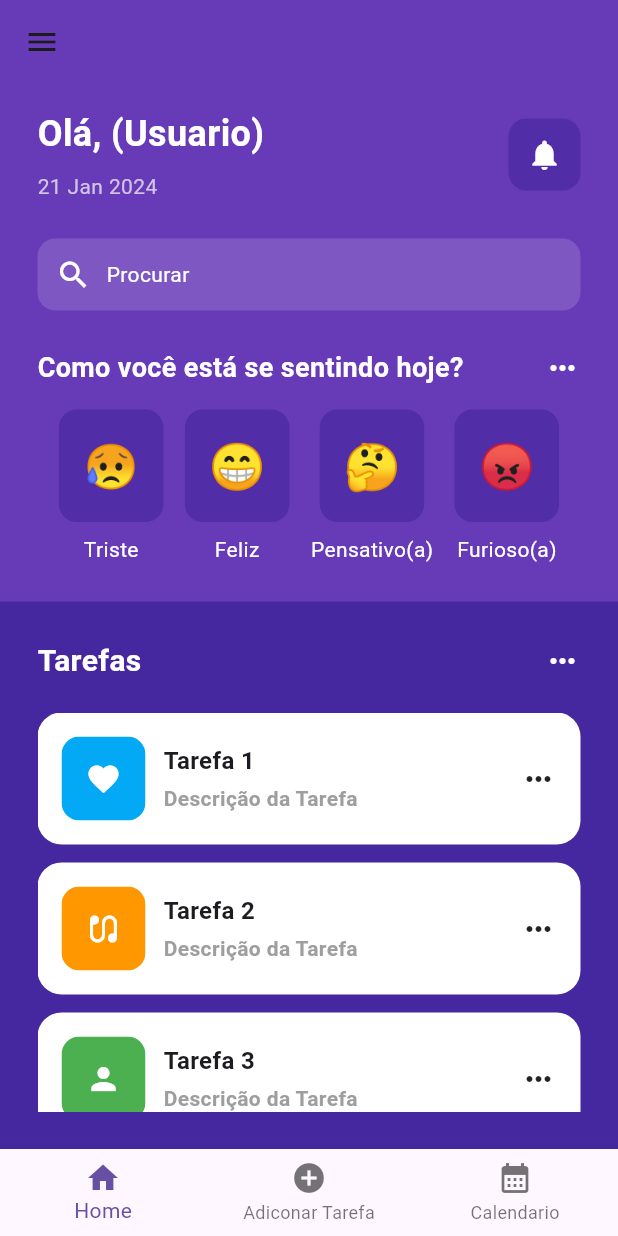
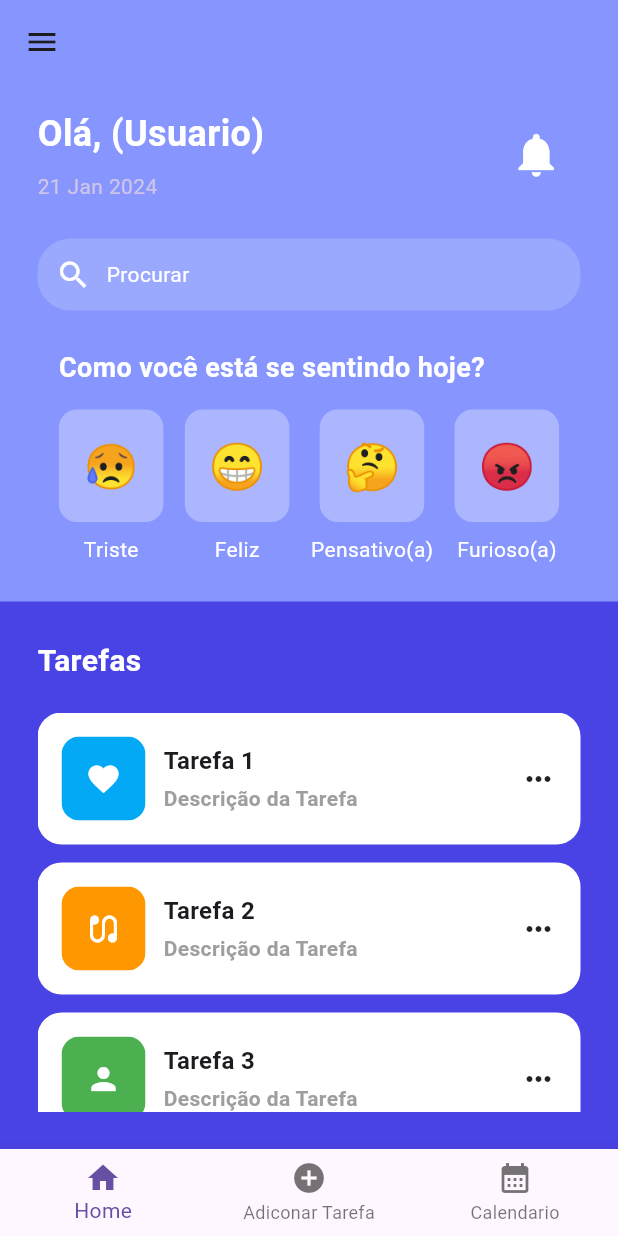
Before and after one commit to xXBDKXx/MindFullDay, a Flutter app: the screen it shows after launch, after a tap on "Entrar", on a phone screen of 412 x 824 dp. Run offline on Flutter 3.47's test engine with Material 3 defaults, Android fonts, the phone set to English and light mode, and no system bars.

Commit message:
Update UI colors and remove unnecessary icons

```diff
--- a/lib/homev2.dart
+++ b/lib/homev2.dart
@@ -17,10 +17,11 @@ class _HomeState extends State<Home> {
   @override
   Widget build(BuildContext context) {
     return Scaffold(
-      backgroundColor: Colors.deepPurple,
+      backgroundColor: Color.fromRGBO(134, 150, 254, 1),
+
       drawer: NavBar(),
       appBar: AppBar(
-        backgroundColor: Colors.deepPurple,
+      backgroundColor: Color.fromRGBO(134, 150, 254, 1),
       ),
       bottomNavigationBar: BottomNavigationBar(
         items: [
@@ -71,11 +72,12 @@ class _HomeState extends State<Home> {
                       //Notificação
                       Container(
                         decoration: BoxDecoration(
-                            color: Colors.deepPurple[700],
+                            color: Color.fromARGB(0, 255, 255, 255),
                             borderRadius: BorderRadius.circular(12)),
                         padding: EdgeInsets.all(12),
                         child: Icon(
                           Icons.notifications,
+                          size: 35,
                           color: Colors.white,
                         ),
                       ),
@@ -87,8 +89,8 @@ class _HomeState extends State<Home> {
                   //Barra de Busca
                   Container(
                     decoration: BoxDecoration(
-                        color: Colors.deepPurple[400],
-                        borderRadius: BorderRadius.circular(12)),
+                        color: Color.fromARGB(43, 255, 255, 255),
+                        borderRadius: BorderRadius.circular(22)),
                     padding: EdgeInsets.all(12),
                     child: Row(
                       children: [
@@ -114,16 +116,12 @@ class _HomeState extends State<Home> {
                   Row(
                     mainAxisAlignment: MainAxisAlignment.spaceBetween,
                     children: [
-                      Text('Como você está se sentindo hoje?',
+                      Text('   Como você está se sentindo hoje?',
                           style: TextStyle(
                             color: Colors.white,
                             fontSize: 18,
                             fontWeight: FontWeight.bold,
                           )),
-                      Icon(
-                        Icons.more_horiz,
-                        color: Colors.white,
-                      ),
                     ],
                   ),
                   SizedBox(
@@ -205,7 +203,7 @@ class _HomeState extends State<Home> {
             Expanded(
               child: Container(
               padding: EdgeInsets.all(25),
-              color: Colors.deepPurple[800],
+              color: Color.fromRGBO(73, 66, 228, 1),
               child: Center(
                 child: Column(
                   children: [
@@ -219,10 +217,6 @@ class _HomeState extends State<Home> {
                               fontWeight: FontWeight.bold,
                               fontSize: 20,
                               color: Colors.white),
-                        ),
-                        Icon(
-                          Icons.more_horiz,
-                          color: Colors.white,
                         ),
                       ],
                     ),
--- a/lib/login_page.dart
+++ b/lib/login_page.dart
@@ -15,14 +15,15 @@ class LoginPage extends StatelessWidget {
   @override
   Widget build(BuildContext context) {
     return Scaffold(
-      backgroundColor: Colors.deepPurple,
+      backgroundColor: Color.fromRGBO(134, 150, 254, 1),
       body: SafeArea(
         child: Center(
           child: Container(
             decoration: BoxDecoration(
               image: DecorationImage(
                 image: AssetImage('assets/page-1/images/bg-login.png'),
-                fit: BoxFit.cover,
+                opacity: 0.5,
+                fit: BoxFit.fill,
               ),
             ),
             child: Column(
@@ -67,7 +68,7 @@ class LoginPage extends StatelessWidget {
                     children: [
                       Text(
                         'Esqueceu sua senha?',
-                        style: TextStyle(color: Colors.grey[500]),
+                        style: TextStyle(color: const Color.fromARGB(255, 255, 255, 255)),
                       ),
                     ],
                   ),
@@ -89,7 +90,7 @@ class LoginPage extends StatelessWidget {
                   mainAxisAlignment: MainAxisAlignment.center,
                   children: [
                     Text('Não é cadastrado?',
-                      style: TextStyle(color: Colors.grey[500])
+                      style: TextStyle(color: Color.fromARGB(255, 255, 255, 255))
                     ),
                     const SizedBox(width: 4,),
                     GestureDetector(
@@ -102,7 +103,7 @@ class LoginPage extends StatelessWidget {
                       child: Text(
                         'Cadastre-se agora!',
                         style: TextStyle(
-                          color: Colors.blue,
+                          color: const Color.fromARGB(255, 72, 33, 243),
                           fontWeight: FontWeight.bold,
                         ),
                       ),
--- a/lib/util/emoticon.dart
+++ b/lib/util/emoticon.dart
@@ -12,7 +12,8 @@ class Emoticons extends StatelessWidget {
   @override
   Widget build(BuildContext context) {
     return Container(
-            decoration:BoxDecoration(color: Colors.deepPurple[700], borderRadius: BorderRadius.circular(12)),
+            decoration:BoxDecoration(color: Color.fromARGB(78, 255, 255, 255),
+            borderRadius: BorderRadius.circular(12)),
             padding: EdgeInsets.all(16),
             child: Center(
               child: Text(
```
Also changed, not shown: assets/page-1/images/bg-login.png.
